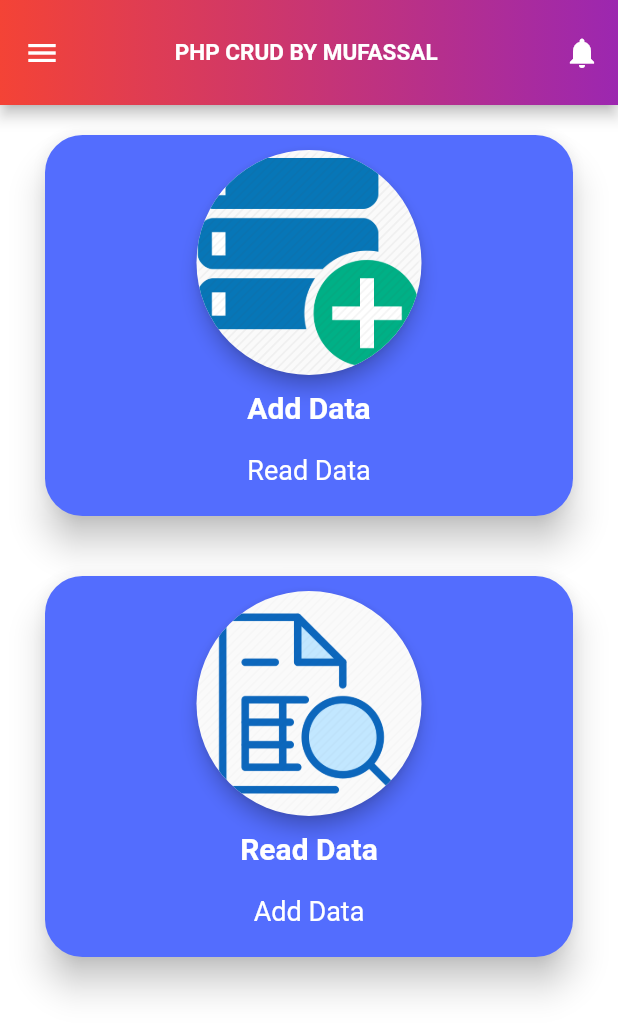
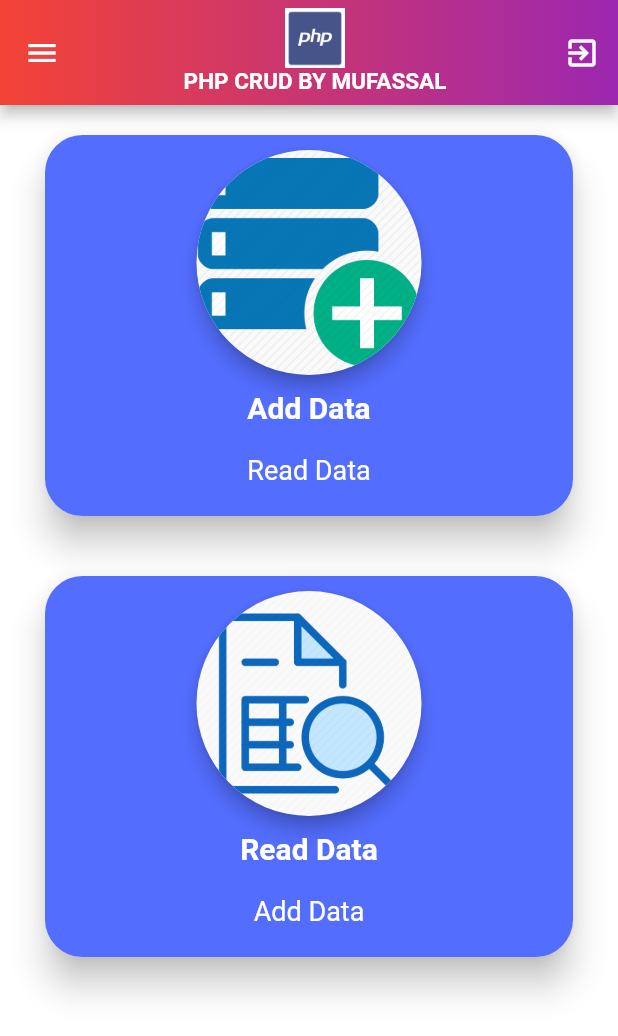
Before and after one commit to mufassalhussain/BSCS_B15_SEC_A_049, a Flutter app: the screen it shows after launch, in the side drawer, after a tap on "Add Data", on a phone screen of 412 x 824 dp. Shown: the top 1036 px of the screen. Run offline on Flutter 3.47's test engine with Material 2 defaults, Android fonts, the phone set to English and light mode, and no system bars; our stand-ins replace audioplayers, cloud_firestore, firebase_core; missing offline and left inert: splash_screen_view; accounts and stored records are empty; Roboto replaces fonts that are missing (Alike, Quando).

Commit message:
updated code in some page
updated code in some page

```diff
--- a/crud_php/lib/home.dart
+++ b/crud_php/lib/home.dart
@@ -114,11 +114,27 @@ class _mainhomeState extends State<mainhome> {
         appBar: AppBar(
           toolbarHeight: 70.0,
           centerTitle: true,
-          title: Text(
-            'PHP CRUD BY MUFASSAL ',
-            style: TextStyle(fontWeight: FontWeight.bold, fontSize: 15.0),
+          title: Column(
+            mainAxisAlignment: MainAxisAlignment.center,
+            children: [
+              SizedBox(
+                height: 15.0,
+              ),
+              Image.asset(
+                'assets/download.png',
+                fit: BoxFit.contain,
+                height: 40.0,
+                width: 40.0,
+              ),
+              Text(
+                'PHP CRUD BY MUFASSAL',
+                style: TextStyle(fontWeight: FontWeight.bold, fontSize: 15.0),
+              ),
+              Container(
+                padding: const EdgeInsets.all(8.0),
+              ),
+            ],
           ),
-
           // leading: IconButton(
           //  icon: Icon(Icons.menu),
           //onPressed: () {
@@ -127,8 +143,10 @@ class _mainhomeState extends State<mainhome> {
           // ),
           actions: <Widget>[
             IconButton(
-              icon: Icon(Icons.notifications),
-              onPressed: () {},
+              icon: Icon(Icons.exit_to_app),
+              onPressed: () {
+                SystemNavigator.pop();
+              },
             ),
           ],
           flexibleSpace: Container(
@@ -170,7 +188,8 @@ class NavDrawer extends StatelessWidget {
             decoration: BoxDecoration(
                 color: Colors.blue,
                 image: DecorationImage(
-                    fit: BoxFit.contain, image: AssetImage('assets/view.png'))),
+                    fit: BoxFit.contain,
+                    image: AssetImage('assets/download.png'))),
           ),
           ListTile(
             leading: Icon(Icons.home),
--- a/crud_php/lib/splash.dart
+++ b/crud_php/lib/splash.dart
@@ -10,16 +10,6 @@ class splashscreen extends StatefulWidget {
 }
 
 class _splashscreenState extends State<splashscreen> {
-  @override
-  void initState() {
-    super.initState();
-    Timer(Duration(seconds: 5), () {
-      Navigator.of(context).pushReplacement(MaterialPageRoute(
-        builder: (context) => mainhome(),
-      ));
-    });
-  }
-
   // added test yourself
   // and made the text to align at center
   @override
--- a/crud_php/pubspec.yaml
+++ b/crud_php/pubspec.yaml
@@ -54,6 +54,7 @@ flutter:
     - assets/view.png
     - assets/annimation.gif
     - assets/Mufassalprofile.png
+    - assets/download.png
       #   - images/a_dot_ham.jpeg
 
   # An image asset can refer to one or more resolution-specific "variants", see
```
Also changed, not shown: crud_php/lib/addoreditpage.dart (+17 -7 lines), crud_php/lib/contacts.dart (+9 -0 lines), crud_php/lib/main.dart (+17 -7 lines).
